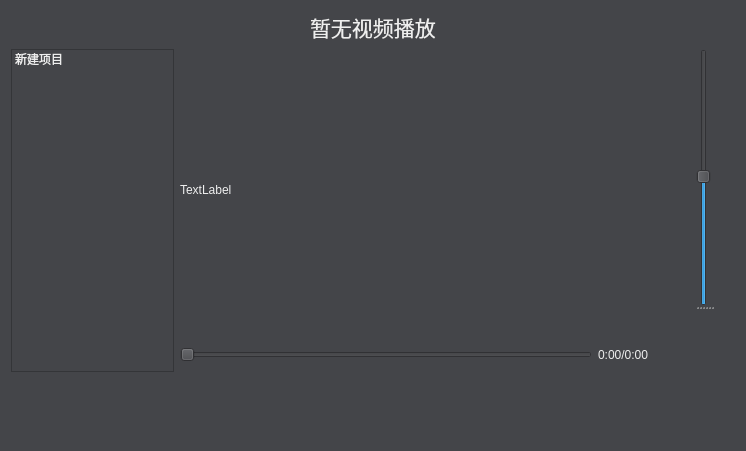
Above: musicPlayer/videowin.ui from IKUN369/musicplayer before the change. Below: the same form after it.
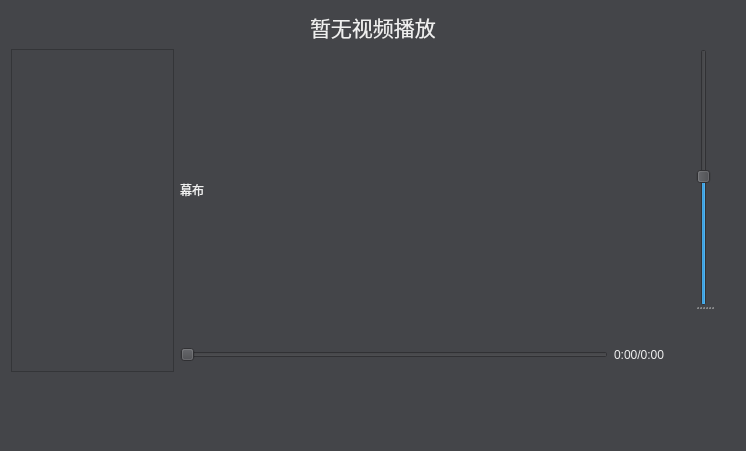
That is the form after the change. Icons and pictures are not drawn.

The edit to the form file:
```diff
--- a/musicPlayer/videowin.ui
+++ b/musicPlayer/videowin.ui
@@ -145,11 +145,12 @@
     <layout class="QHBoxLayout" name="horizontalLayout_2" stretch="2,6,1">
      <item>
       <widget class="QListWidget" name="listWidget">
-       <item>
-        <property name="text">
-         <string>新建项目</string>
-        </property>
-       </item>
+       <property name="font">
+        <font>
+         <family>Agency FB</family>
+         <pointsize>10</pointsize>
+        </font>
+       </property>
       </widget>
      </item>
      <item>
@@ -157,12 +158,12 @@
        <item>
         <widget class="QLabel" name="label">
          <property name="text">
-          <string>TextLabel</string>
+          <string>幕布</string>
          </property>
         </widget>
        </item>
        <item>
-        <layout class="QHBoxLayout" name="horizontalLayout" stretch="6,1">
+        <layout class="QHBoxLayout" name="horizontalLayout" stretch="8,1">
          <item>
           <widget class="QSlider" name="Slidervideo">
            <property name="orientation">
```
